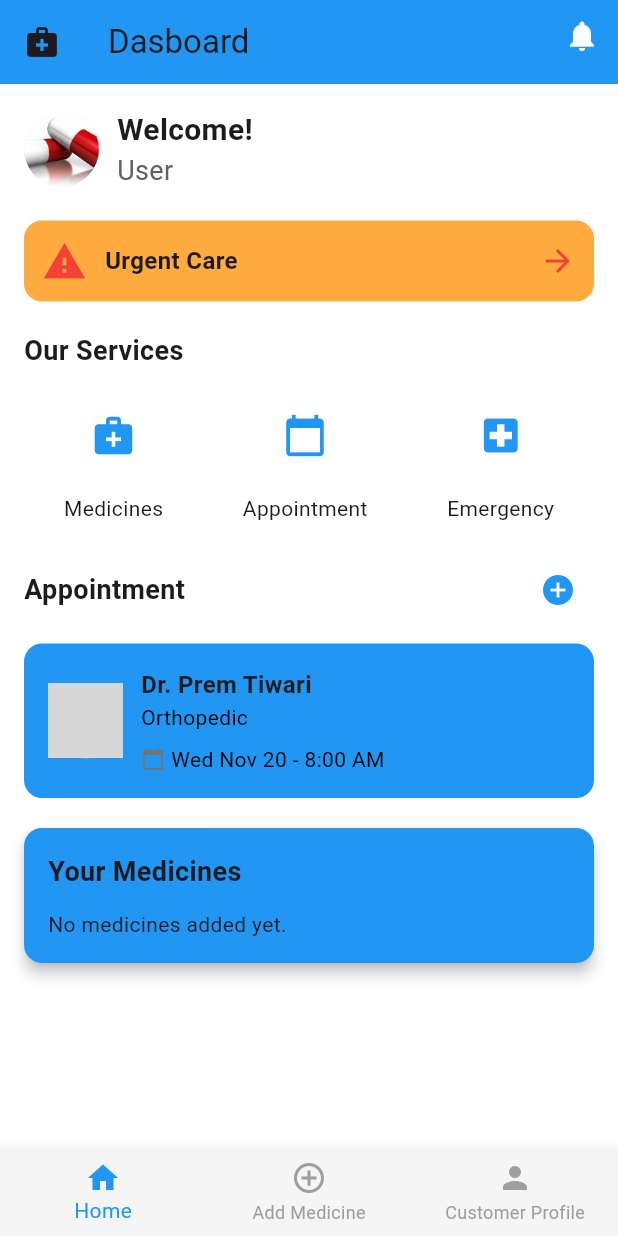
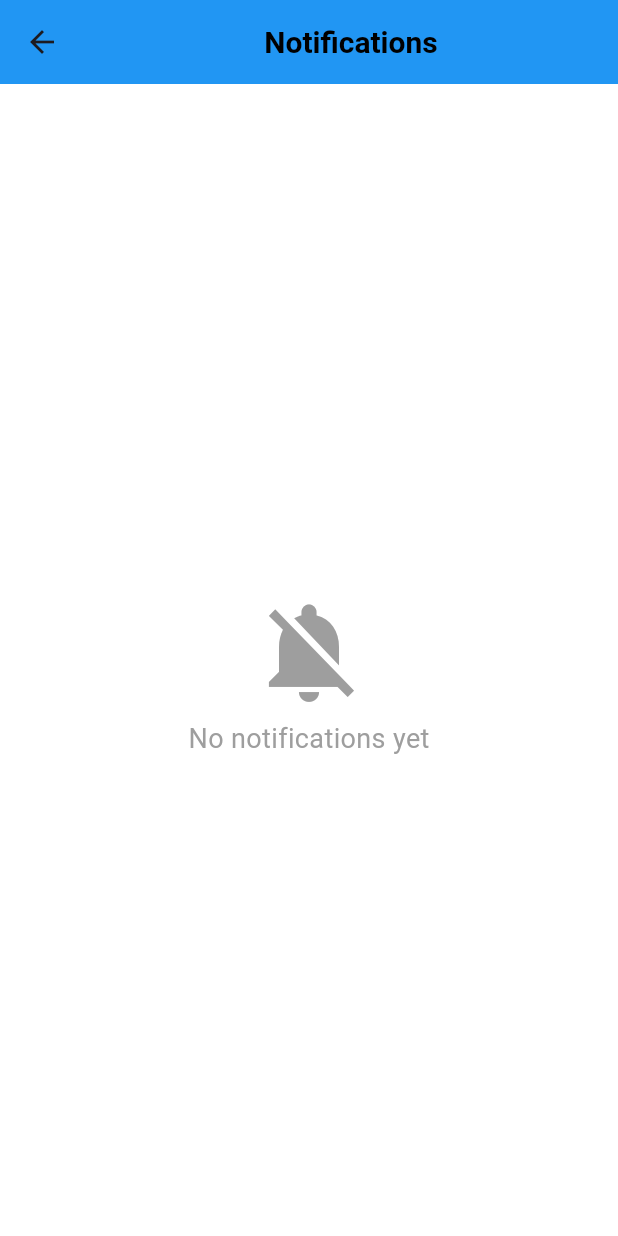
Before and after one commit to Sonalee12/MedicineReminder, a Flutter app: the HealthDashboard screen opened directly, after a tap on the "notifications" icon, on a phone screen of 412 x 824 dp. Run offline on Flutter 3.47's test engine with Material 3 defaults, Android fonts, the phone set to English and light mode, and no system bars; our stand-ins replace file_picker, shared_preferences; accounts and stored records are empty; grey boxes are pictures that could not be loaded.

Commit message:
changes done

```diff
--- a/lib/view/homepage.dart
+++ b/lib/view/homepage.dart
@@ -62,10 +62,19 @@ class _HealthDashboardState extends State<HealthDashboard> {
           mainAxisAlignment: MainAxisAlignment.end, // Align icons to the right
           children: [
             IconButton(
-              icon: Icon(Icons.notifications, color: Colors.white),
+              icon: Icon(Icons.notifications, color: Colors.white, size: 40),
               onPressed: () {
-                print('Set Reminder');
+                // Navigate to Notifications Page
+                Navigator.push(
+                  context,
+                  MaterialPageRoute(builder: (context) => NotificationsPage()),
+                );
               },
+            ),
+            SizedBox(height: 10), // Add spacing between the icon and text
+            Text(
+              'Reminder',
+              style: TextStyle(fontSize: 16),
             ),
           ],
         ),
@@ -543,3 +552,43 @@ class MainPage extends StatelessWidget {
     );
   }
 }
+class NotificationsPage extends StatelessWidget {
+  @override
+  Widget build(BuildContext context) {
+    return Scaffold(
+      appBar: AppBar(
+        backgroundColor: Colors.blue,
+        elevation: 0, // Removes shadow for a clean look
+        title: Center(
+          child: Text(
+            'Notifications',
+            style: TextStyle(color: Colors.black,
+              fontWeight: FontWeight.bold,
+              fontSize: 20), // Black text for better contrast
+          ),
+        ),
+      ),
+      body: Container(
+        color: Colors.white,
+        child:Center(
+        child: Column(
+          mainAxisSize: MainAxisSize.min, // Ensures minimal height for the column
+          children: [
+            SizedBox(height: 20), // Spacing below the line
+            Icon(
+              Icons.notifications_off,
+              color: Colors.grey,
+              size: 80,
+            ),
+            SizedBox(height: 5), // Spacing between icon and text
+            Text(
+              'No notifications yet',
+              style: TextStyle(fontSize: 18, color: Colors.grey),
+            ),
+          ],
+        ),
+      ),
+      ),
+    );
+  }
+}
```
Also changed, not shown: lib/view/addappointment.dart (added, +166 -0 lines), lib/view/appointmentlistpage.dart (deleted, +0 -23 lines).
